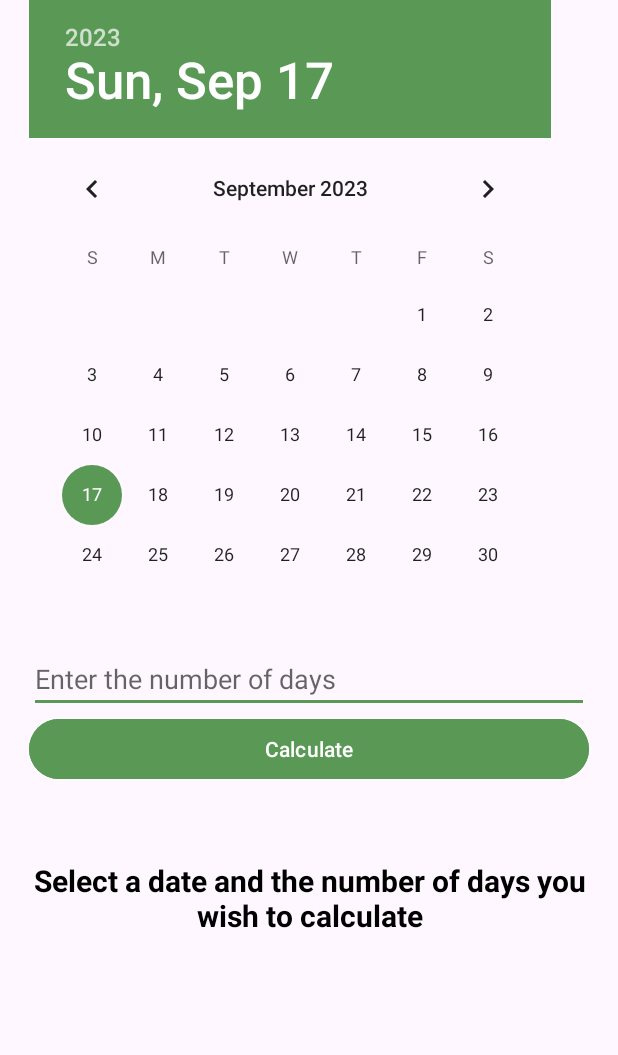
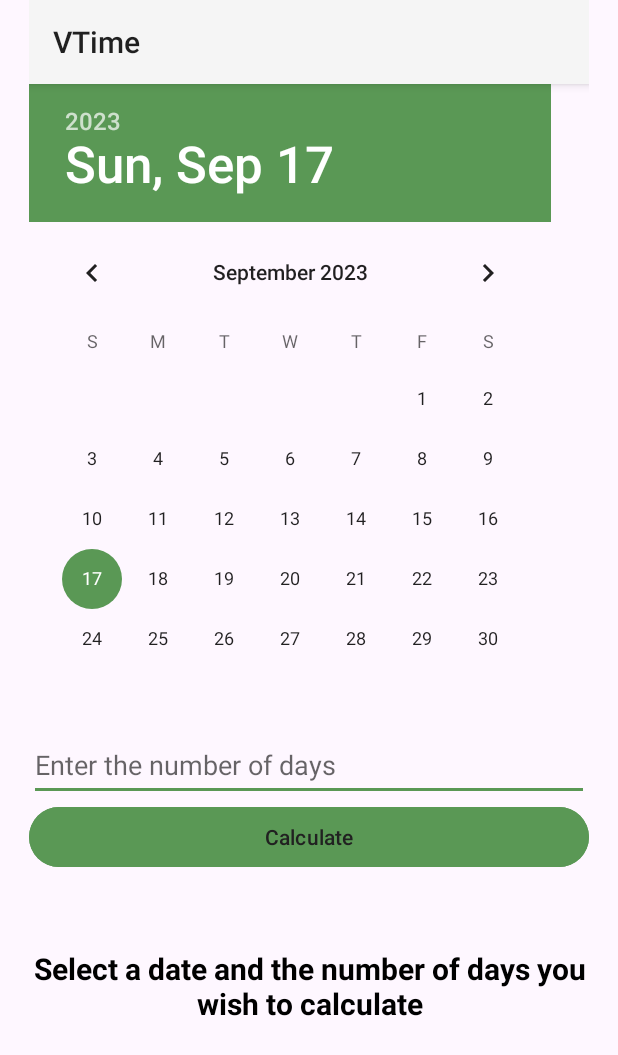
Before and after one commit to kpluas21/VTime, an Android app: the screen it shows after launch (MainActivity), after a tap on "Calculate", on a phone screen of 412 x 824 dp. Shown: the top 1055 px of the screen. Run offline under Robolectric (Android 15) with nearby library versions, the phone set to English and light mode, and no system bars.

Commit message:
Added a toolbar with the App name.

```diff
--- a/app/src/main/AndroidManifest.xml
+++ b/app/src/main/AndroidManifest.xml
@@ -10,12 +10,11 @@
         android:label="@string/app_name"
         android:roundIcon="@mipmap/ic_launcher_round"
         android:supportsRtl="true"
-        android:theme="@style/Theme.VTime"
+        android:theme="@style/Theme.AppCompat.Light.NoActionBar"
         tools:targetApi="31">
         <activity
             android:name=".MainActivity"
             android:exported="true"
-            android:label="@string/app_name"
             android:theme="@style/Theme.VTime"
             android:windowSoftInputMode="adjustPan">
             <intent-filter>
--- a/app/src/main/java/com/example/vtime/MainActivity.java
+++ b/app/src/main/java/com/example/vtime/MainActivity.java
@@ -1,18 +1,14 @@
 package com.example.vtime;
 
 import android.os.Bundle;
-
 import android.text.TextUtils;
 import android.util.Log;
-import android.view.View;
-import android.widget.CalendarView;
+import android.widget.Button;
 import android.widget.DatePicker;
 import android.widget.EditText;
 import android.widget.TextView;
-import android.widget.Button;
 import android.widget.Toast;
 
-import androidx.annotation.NonNull;
 import androidx.appcompat.app.AppCompatActivity;
 
 import com.example.vtime.databinding.ActivityMainBinding;
@@ -22,35 +18,34 @@ import java.util.Date;
 
 public class MainActivity extends AppCompatActivity {
 
-    private ActivityMainBinding binding;
-    CalendarView calendar_view;
     TextView new_date_result;
     EditText num_of_days_edit;
     Button submit_button;
     DatePicker date_picker;
-
+    androidx.appcompat.widget.Toolbar toolbar;
     @Override
     protected void onCreate(Bundle savedInstanceState) {
         super.onCreate(savedInstanceState);
 
-        binding = ActivityMainBinding.inflate(getLayoutInflater());
+        com.example.vtime.databinding.ActivityMainBinding binding =
+                ActivityMainBinding.inflate(getLayoutInflater());
         setContentView(binding.getRoot());
 
+        toolbar = (androidx.appcompat.widget.Toolbar) findViewById(R.id.top_toolbar);
+        setSupportActionBar(toolbar);
 
-        date_picker = (DatePicker) findViewById(R.id.date_picker);
-        new_date_result = (TextView) findViewById(R.id.new_date_result);
-        num_of_days_edit = (EditText) findViewById(R.id.number_input);
-        submit_button = (Button) findViewById(R.id.submit_button);
+
+
+        date_picker = findViewById(R.id.date_picker);
+        new_date_result = findViewById(R.id.new_date_result);
+        num_of_days_edit = findViewById(R.id.number_input);
+        submit_button = findViewById(R.id.submit_button);
 
         submit_button.setOnClickListener(
-                new View.OnClickListener() {
-                    @Override
-                    public void onClick(View view) {
-                        calculateDate();
-                    }
-                }
+                view -> calculateDate()
         );
     }
+
 
     private void calculateDate() {
         if(TextUtils.isEmpty(num_of_days_edit.getText())) {
--- a/app/src/main/res/layout/activity_main.xml
+++ b/app/src/main/res/layout/activity_main.xml
@@ -1,6 +1,5 @@
 <?xml version="1.0" encoding="utf-8"?>
 <androidx.coordinatorlayout.widget.CoordinatorLayout xmlns:android="http://schemas.android.com/apk/res/android"
-    xmlns:app="http://schemas.android.com/apk/res-auto"
     xmlns:tools="http://schemas.android.com/tools"
     android:layout_width="match_parent"
     android:layout_height="wrap_content"
@@ -16,26 +15,40 @@
         android:layout_marginRight="19dp"
         android:theme="@style/CustomDatePickerTheme"
         >
+
+        <androidx.appcompat.widget.Toolbar
+            android:id="@+id/top_toolbar"
+            android:layout_width="match_parent"
+            android:layout_height="?attr/actionBarSize"
+            android:background="?attr/colorPrimary"
+            android:elevation="4dp"
+            android:minHeight="?attr/actionBarSize"
+            android:theme="?attr/actionBarTheme" />
+
         <DatePicker
             android:id="@+id/date_picker"
             android:layout_width="match_parent"
             android:layout_height="wrap_content"
             android:headerBackground="@color/MyGreen"
             />
+
         <EditText
             android:id="@+id/number_input"
             android:layout_width="match_parent"
             android:layout_height="wrap_content"
+            android:autofillHints="numberOfDays"
             android:hint="@string/enter_the_number_of_days"
+            android:imeOptions="actionDone"
             android:inputType="number"
-            android:autofillHints="numberOfDays"
-            android:imeOptions="actionDone" />
+            android:minHeight="48dp" />
+
         <Button
             android:id="@+id/submit_button"
             android:layout_width="match_parent"
             android:layout_height="wrap_content"
+            android:backgroundTint="#5A9855"
             android:text="@string/calculate"
-            android:backgroundTint="#5A9855" />
+            android:textColor="#212121" />
         <TextView
             android:id="@+id/new_date_result"
             android:layout_width="match_parent"
--- a/app/src/main/res/menu/menu_main.xml
+++ b/app/src/main/res/menu/menu_main.xml
@@ -4,7 +4,11 @@
     tools:context="com.example.vtime.MainActivity">
     <item
         android:id="@+id/action_settings"
-        android:orderInCategory="100"
+        android:icon="@mipmap/ic_launcher"
         android:title="@string/action_settings"
         app:showAsAction="never" />
+    <item
+        android:id="@+id/exit_button"
+        android:title="@string/exit"
+        app:showAsAction="ifRoom"/>
 </menu>
--- a/app/src/main/res/values/strings.xml
+++ b/app/src/main/res/values/strings.xml
@@ -6,4 +6,5 @@
     <string name="calculate">Calculate</string>
     <string name="select_a_date_and_the_number_of_days_you_wish_to_calculate">Select a date and the number of days you wish to calculate</string>
     <string name="enter_the_number_of_days">Enter the number of days</string>
+    <string name="exit">Exit</string>
 </resources>
```
